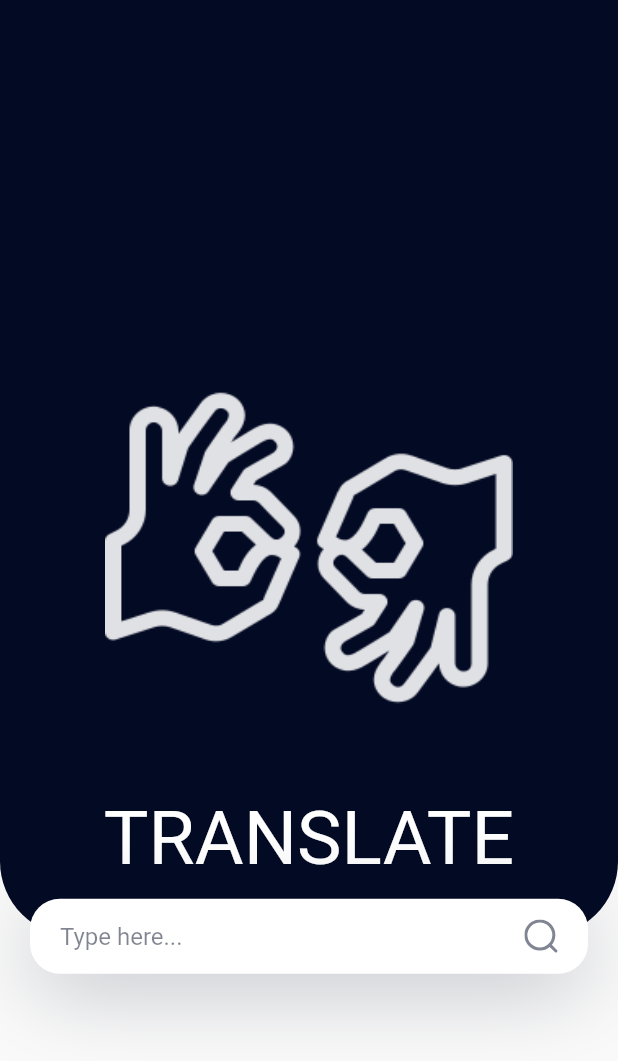
After one commit to MMaduranga/SignLanguageDictionaryApp, a Flutter app: the screen it shows after launch, after a tap on "Text", on a phone screen of 412 x 824 dp. The commit adds this screen. Shown: the top 1061 px of the screen. Run offline on Flutter 3.47's test engine with Material 2 defaults, Android fonts, the phone set to English and light mode, and no system bars; our stand-ins replace flutter_svg, image_picker, logger; missing offline and left inert: tflite_flutter, tflite_flutter_helper.

Commit message:
feat: :sparkles: text to sign-language translation
initial feature backend logic and UI added

```diff
--- /dev/null
+++ b/lib/constants.dart
@@ -0,0 +1,22 @@
+import 'package:flutter/material.dart';
+
+const MaterialColor primaryTeal = MaterialColor(
+  _tealPrimaryValue,
+  <int, Color>{
+    50: Color(0xFFE0F2F1),
+    100: Color(0xFFB2DFDB),
+    200: Color(0xFF80CBC4),
+    300: Color(0xFF4DB6AC),
+    400: Color(0xFF26A69A),
+    500: Color(_tealPrimaryValue),
+    600: Color(0xFF00897B),
+    700: Color(0xFF00796B),
+    800: Color(0xFF00695C),
+    900: Color(0xFF004D40),
+  },
+);
+const int _tealPrimaryValue = 0xff030a24;
+
+const kTextColor = Color(0xFF3C4046);
+const kBackgroundColor = Color(0xFFF9F8FD);
+const double kDefaultPadding = 20.0;
--- a/lib/frames/home.dart
+++ b/lib/frames/home.dart
@@ -12,7 +12,7 @@ class Home extends StatefulWidget {
 }
 
 class _HomeState extends State<Home> {
-  List<bool> borderList = [true, false, false, false];
+  List<bool> borderList = [false, false, false, true];
   @override
   Widget build(BuildContext context) {
     Size size = MediaQuery.of(context).size;
@@ -54,7 +54,7 @@ class _HomeState extends State<Home> {
                       crossAxisAlignment: CrossAxisAlignment.start,
                       children: [
                         const SizedBox(
-                          height: 60,
+                          height: 80,
                         ),
                         Row(
                           children: const [
--- a/lib/frames/image2text.dart
+++ b/lib/frames/image2text.dart
@@ -1,4 +1,5 @@
 import 'package:flutter/material.dart';
+
 class ImageToText extends StatefulWidget {
   const ImageToText({Key? key}) : super(key: key);
 
--- a/lib/frames/text2sign.dart
+++ b/lib/frames/text2sign.dart
@@ -1,4 +1,8 @@
 import 'package:flutter/material.dart';
+
+import 'textToSignTranslation/textToSignTranslation.dart';
+
+
 class TextToSignLanguage extends StatefulWidget {
   const TextToSignLanguage({Key? key}) : super(key: key);
 
@@ -10,9 +14,14 @@ class _TextToSignLanguageState extends State<TextToSignLanguage> {
   @override
   Widget build(BuildContext context) {
     return Scaffold(
-      body: Container(color: Colors.white,
-        width: MediaQuery.of(context).size.width,
-        height: MediaQuery.of(context).size.height,
+      body: SingleChildScrollView(
+        child: Column(
+          mainAxisAlignment: MainAxisAlignment.start,
+          // ignore: prefer_const_literals_to_create_immutables
+          children: [
+            const TextToSignTranslation(),
+          ],
+        ),
       ),
     );
   }
--- /dev/null
+++ b/lib/frames/textToSignTranslation/textToSignTranslation.dart
@@ -0,0 +1,119 @@
+// ignore_for_file: file_names
+
+import 'dart:async';
+
+import 'package:flutter/material.dart';
+
+import './textTranslation.dart';
+
+import '../../constants.dart';
+
+class TextToSignTranslation extends StatefulWidget {
+  const TextToSignTranslation({
+    Key? key,
+  }) : super(key: key);
+
+  @override
+  State<TextToSignTranslation> createState() => _TextToSignTranslationState();
+}
+
+class _TextToSignTranslationState extends State<TextToSignTranslation> {
+  final phraseController = TextEditingController();
+
+  String _signString = 'Translate';
+
+  void _renderTranslation(String signString) {
+    // to lower case
+    signString = signString.toLowerCase();
+    var i = 0;
+    // execute every 2 seconds
+    Timer.periodic(
+      const Duration(seconds: 1),
+      (Timer t) => setState(
+        () {
+          if (i < signString.length) {
+            _signString = signString[i];
+            i++;
+          } else {
+            t.cancel();
+            _signString = 'Translate';
+          }
+        },
+      ),
+    );
+  }
+
+  @override
+  Widget build(BuildContext context) {
+    Size size = MediaQuery.of(context).size;
+    return Column(
+      children: [
+        Stack(
+          children: <Widget>[
+            Column(
+              mainAxisAlignment: MainAxisAlignment.start,
+              crossAxisAlignment: CrossAxisAlignment.stretch,
+              children: [
+                SizedBox(
+                  height: MediaQuery.of(context).size.height * 0.80,
+                  child: Container(
+                    margin:
+                        const EdgeInsets.only(bottom: kDefaultPadding * 1.75),
+                    padding: const EdgeInsets.only(
+                        left: 20, right: 20, bottom: 36 + 20),
+                    height: size.height * 0.9 - 27,
+                    decoration: const BoxDecoration(
+                      color: Color(0xff030a24),
+                      borderRadius: BorderRadius.only(
+                        bottomLeft: Radius.circular(50),
+                        bottomRight: Radius.circular(50),
+                      ),
+                    ),
+                  ),
+                ),
+              ],
+            ),
+            Positioned(
+              top: MediaQuery.of(context).size.height * 0.2,
+              left: 0,
+              right: 0,
+              child: Visibility(
+                // if the signString is not empty, show the sign
+                visible: _signString == ' ' ? false : true,
+                child: Container(
+                  margin: const EdgeInsets.all(50),
+                  padding: const EdgeInsets.all(20),
+                  height: 300,
+                  width: 300,
+                  child: FittedBox(
+                    fit: BoxFit.fill,
+                    child: Image.asset(
+                      'assets/alphabet-sign-lan/icons8-sign-language-$_signString-500.png',
+                    ),
+                  ),
+                ),
+              ),
+            ),
+            Positioned(
+              bottom: 70,
+              left: 0,
+              right: 0,
+              child: Center(
+                child: Text(
+                  _signString.toUpperCase(),
+                  style: const TextStyle(fontSize: 50, color: Colors.white),
+                ),
+              ),
+            ),
+            Positioned(
+              bottom: 10,
+              left: 0,
+              right: 0,
+              child: TextTranslation(_renderTranslation),
+            )
+          ],
+        )
+      ],
+    );
+  }
+}
--- /dev/null
+++ b/lib/frames/textToSignTranslation/textTranslation.dart
@@ -0,0 +1,56 @@
+// ignore_for_file: file_names
+
+import 'package:flutter/material.dart';
+import 'package:flutter_svg/svg.dart';
+
+import '../../constants.dart';
+
+class TextTranslation extends StatelessWidget {
+  final phraseController = TextEditingController();
+
+  final Function textToSignTranslation;
+
+  void onSubmitted() {
+    textToSignTranslation(phraseController.text);
+  }
+
+  TextTranslation(this.textToSignTranslation, {super.key});
+
+  @override
+  Widget build(BuildContext context) {
+    return Container(
+      alignment: Alignment.center,
+      margin: const EdgeInsets.symmetric(horizontal: kDefaultPadding),
+      padding: const EdgeInsets.symmetric(horizontal: kDefaultPadding),
+      height: 50,
+      decoration: BoxDecoration(
+        color: Colors.white,
+        borderRadius: BorderRadius.circular(20),
+        boxShadow: [
+          BoxShadow(
+            offset: const Offset(0, 10),
+            blurRadius: 50,
+            color: primaryTeal.withOpacity(0.23),
+          ),
+        ],
+      ),
+      child: Row(
+        children: [
+          Expanded(
+            child: TextField(
+              onSubmitted: (_) => onSubmitted(),
+              controller: phraseController,
+              decoration: InputDecoration(
+                hintText: "Type here...",
+                hintStyle: TextStyle(color: primaryTeal.withOpacity(0.5)),
+                enabledBorder: InputBorder.none,
+                focusedBorder: InputBorder.none,
+              ),
+            ),
+          ),
+          SvgPicture.asset("assets/icons/search.svg"),
+        ],
+      ),
+    );
+  }
+}
```
